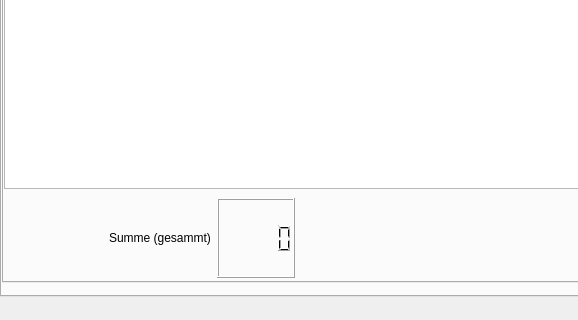
The window that main.ui (hersche/jobManagement) describes before a commit, drawn with Qt 5; both pictures show x 0 to 578 and y 334 to 654 of the 1096 by 654 pixel window.
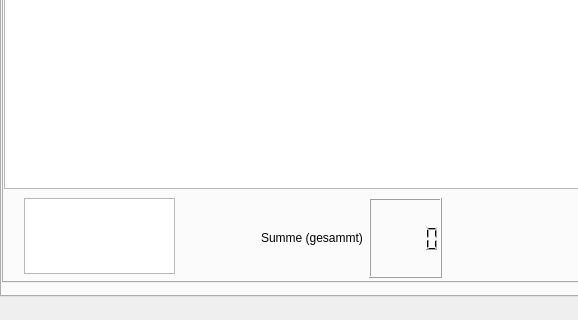
The same window after the commit. The open tabs and pages were chosen to show the change. Custom widgets are drawn as their Qt base class.

Commit message: correct values with credits in overview (create textbox for), change some date.toString('yyyy') to .year()

The edit to the form file:
```diff
--- a/main.ui
+++ b/main.ui
@@ -1033,9 +1033,9 @@
        <widget class="QWidget" name="horizontalLayoutWidget">
         <property name="geometry">
          <rect>
-          <x>20</x>
+          <x>177</x>
           <y>430</y>
-          <width>271</width>
+          <width>261</width>
           <height>80</height>
          </rect>
         </property>
@@ -1055,6 +1055,19 @@
          </item>
         </layout>
        </widget>
+       <widget class="QTextEdit" name="infoExelCredits">
+        <property name="geometry">
+         <rect>
+          <x>20</x>
+          <y>430</y>
+          <width>151</width>
+          <height>76</height>
+         </rect>
+        </property>
+        <property name="readOnly">
+         <bool>true</bool>
+        </property>
+       </widget>
       </widget>
       <widget class="QWidget" name="tab_5">
        <attribute name="title">
```
Left out of the diff: 5 changed lines with no effect on the pictures. The commit also changes 4 other files.
